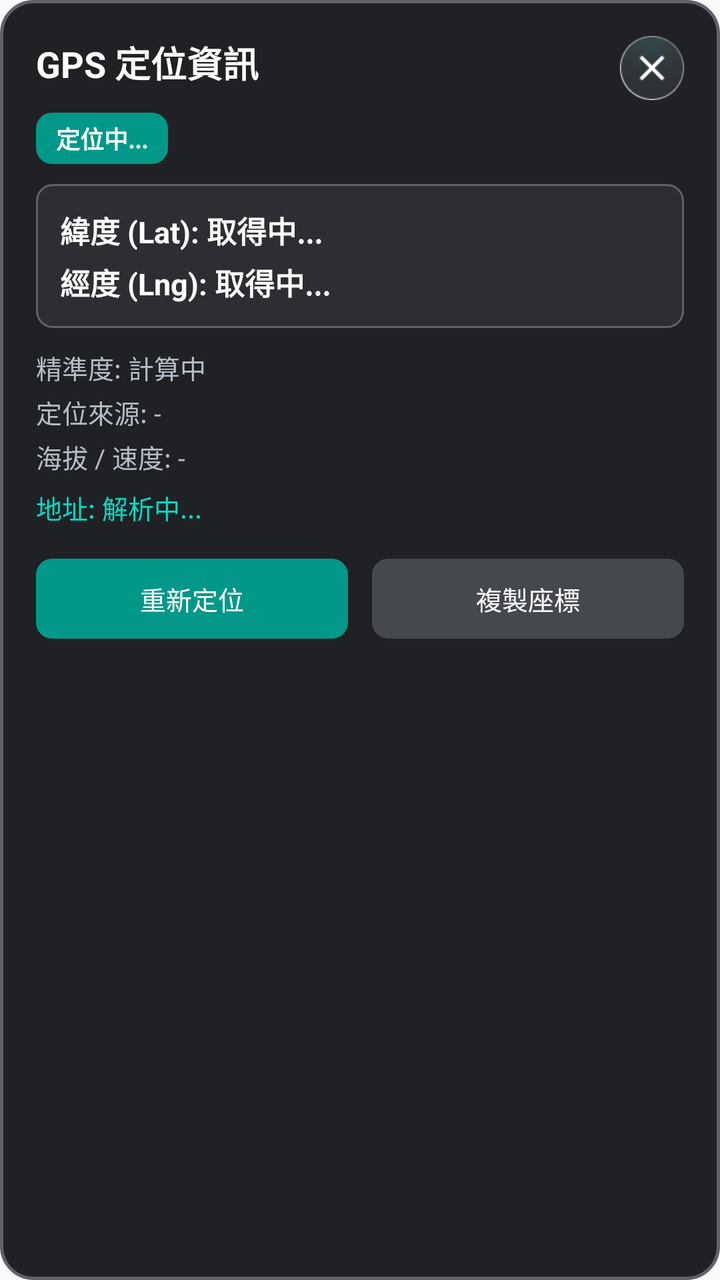
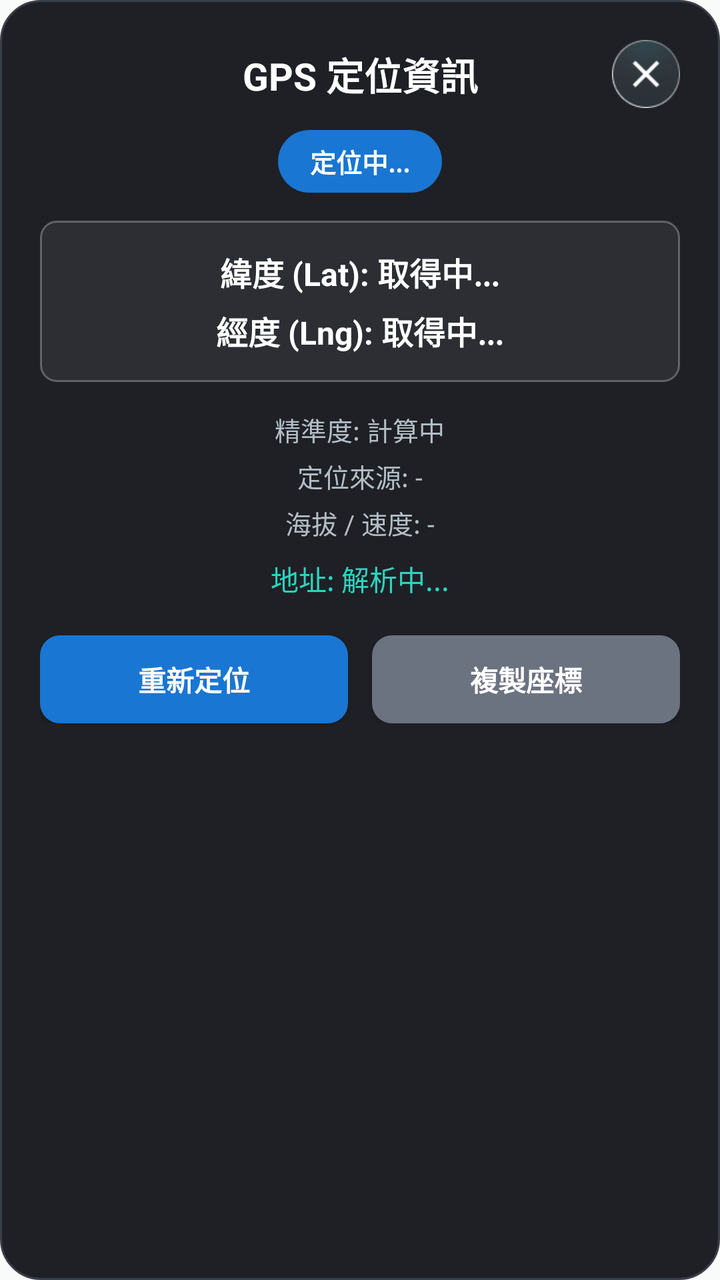

Compare the two renders of this Android layout. The source of the first and the diff that turns it into the second are given below.
<!-- AndroidManifest.xml: application theme AppTheme -->
<!-- res/layout/popup_window_gps_info.xml -->
<?xml version="1.0" encoding="utf-8"?>
<androidx.constraintlayout.widget.ConstraintLayout xmlns:android="http://schemas.android.com/apk/res/android"
    xmlns:app="http://schemas.android.com/apk/res-auto"
    android:layout_width="330dp"
    android:layout_height="wrap_content"
    android:background="@drawable/bg_popup_dialog"
    android:padding="18dp">

    
    <TextView
        android:id="@+id/tvGpsTitle"
        android:layout_width="0dp"
        android:layout_height="wrap_content"
        android:text="GPS 定位資訊"
        android:textColor="@color/white"
        android:textSize="18sp"
        android:textStyle="bold"
        app:layout_constraintEnd_toStartOf="@+id/imgClosed"
        app:layout_constraintStart_toStartOf="parent"
        app:layout_constraintTop_toTopOf="parent" />

    
    <ImageButton
        android:id="@+id/imgClosed"
        android:layout_width="32dp"
        android:layout_height="32dp"
        android:background="@drawable/btn_closed_defaul_xml"
        android:contentDescription="關閉"
        app:layout_constraintEnd_toEndOf="parent"
        app:layout_constraintTop_toTopOf="parent" />

    
    <TextView
        android:id="@+id/tvGpsStatus"
        android:layout_width="wrap_content"
        android:layout_height="wrap_content"
        android:layout_marginTop="12dp"
        android:background="@drawable/bg_btn_primary"
        android:paddingHorizontal="10dp"
        android:paddingVertical="4dp"
        android:text="定位中..."
        android:textColor="@color/white"
        android:textSize="12sp"
        android:textStyle="bold"
        app:layout_constraintStart_toStartOf="parent"
        app:layout_constraintTop_toBottomOf="@+id/tvGpsTitle" />

    
    <LinearLayout
        android:id="@+id/llCoordinates"
        android:layout_width="match_parent"
        android:layout_height="wrap_content"
        android:layout_marginTop="10dp"
        android:background="@drawable/bg_edit_text"
        android:orientation="vertical"
        android:padding="12dp"
        app:layout_constraintStart_toStartOf="parent"
        app:layout_constraintTop_toBottomOf="@+id/tvGpsStatus">

        <TextView
            android:id="@+id/tvLatitude"
            android:layout_width="wrap_content"
            android:layout_height="wrap_content"
            android:text="緯度 (Lat): 取得中..."
            android:textColor="@color/white"
            android:textSize="15sp"
            android:textStyle="bold" />

        <TextView
            android:id="@+id/tvLongitude"
            android:layout_width="wrap_content"
            android:layout_height="wrap_content"
            android:layout_marginTop="4dp"
            android:text="經度 (Lng): 取得中..."
            android:textColor="@color/white"
            android:textSize="15sp"
            android:textStyle="bold" />
    </LinearLayout>

    
    <LinearLayout
        android:id="@+id/llDetails"
        android:layout_width="match_parent"
        android:layout_height="wrap_content"
        android:layout_marginTop="10dp"
        android:orientation="vertical"
        app:layout_constraintStart_toStartOf="parent"
        app:layout_constraintTop_toBottomOf="@+id/llCoordinates">

        <TextView
            android:id="@+id/tvAccuracy"
            android:layout_width="wrap_content"
            android:layout_height="wrap_content"
            android:text="精準度: 計算中"
            android:textColor="#B4BEC7"
            android:textSize="13sp" />

        <TextView
            android:id="@+id/tvProvider"
            android:layout_width="wrap_content"
            android:layout_height="wrap_content"
            android:layout_marginTop="3dp"
            android:text="定位來源: -"
            android:textColor="#B4BEC7"
            android:textSize="13sp" />

        <TextView
            android:id="@+id/tvAltitudeSpeed"
            android:layout_width="wrap_content"
            android:layout_height="wrap_content"
            android:layout_marginTop="3dp"
            android:text="海拔 / 速度: -"
            android:textColor="#B4BEC7"
            android:textSize="13sp" />

        <TextView
            android:id="@+id/tvAddress"
            android:layout_width="match_parent"
            android:layout_height="wrap_content"
            android:layout_marginTop="6dp"
            android:lineSpacingExtra="2dp"
            android:text="地址: 解析中..."
            android:textColor="#03DAC5"
            android:textSize="13sp" />
    </LinearLayout>

    
    <LinearLayout
        android:id="@+id/llGpsButtons"
        android:layout_width="match_parent"
        android:layout_height="wrap_content"
        android:layout_marginTop="16dp"
        android:orientation="horizontal"
        app:layout_constraintStart_toStartOf="parent"
        app:layout_constraintTop_toBottomOf="@+id/llDetails">

        <Button
            android:id="@+id/btnRefreshGps"
            android:layout_width="0dp"
            android:layout_height="40dp"
            android:layout_marginEnd="6dp"
            android:layout_weight="1"
            android:background="@drawable/bg_btn_primary"
            android:text="重新定位"
            android:textColor="@color/white"
            android:textSize="13sp" />

        <Button
            android:id="@+id/btnCopyCoordinates"
            android:layout_width="0dp"
            android:layout_height="40dp"
            android:layout_marginStart="6dp"
            android:layout_weight="1"
            android:background="@drawable/bg_btn_cancel"
            android:text="複製座標"
            android:textColor="@color/white"
            android:textSize="13sp" />
    </LinearLayout>

</androidx.constraintlayout.widget.ConstraintLayout>
<!-- resources referenced by this layout -->
<resources>
  <color name="white">#FFFFFFFF</color>
  <!-- drawable bg_btn_cancel (drawable) -->
  <?xml version="1.0" encoding="utf-8"?>
  <shape xmlns:android="http://schemas.android.com/apk/res/android"
      android:shape="rectangle">
      <solid android:color="#45494E" />
      <corners android:radius="8dp" />
  </shape>
  <!-- drawable bg_btn_primary (drawable) -->
  <?xml version="1.0" encoding="utf-8"?>
  <shape xmlns:android="http://schemas.android.com/apk/res/android"
      android:shape="rectangle">
      <solid android:color="#019889" />
      <corners android:radius="8dp" />
  </shape>
  <!-- drawable bg_edit_text (drawable) -->
  <?xml version="1.0" encoding="utf-8"?>
  <shape xmlns:android="http://schemas.android.com/apk/res/android"
      android:shape="rectangle">
      <solid android:color="#2C2E33" />
      <stroke
          android:width="1dp"
          android:color="#5F6368" />
      <corners android:radius="8dp" />
  </shape>
  <!-- drawable bg_popup_dialog (drawable) -->
  <?xml version="1.0" encoding="utf-8"?>
  <shape xmlns:android="http://schemas.android.com/apk/res/android"
      android:shape="rectangle">
      <solid android:color="#202124" />
      <stroke
          android:width="1.5dp"
          android:color="#5F6368" />
      <corners android:radius="16dp" />
  </shape>
  <!-- drawable btn_closed_defaul_xml (drawable-hdpi) -->
  <?xml version="1.0" encoding="utf-8"?>
  <selector xmlns:android="http://schemas.android.com/apk/res/android">
  
      <item
          android:drawable="@drawable/btn_closed_default"
          android:state_enabled="true"
          android:state_pressed="false" />
  
      <item
          android:drawable="@drawable/btn_closed_default1"
          android:state_enabled="true"
          android:state_pressed="true" />
  
  
  </selector>
  <style name="AppTheme" parent="Theme.AppCompat.Light.DarkActionBar">
          
          <item name="colorPrimary">@color/colorPrimary</item>
          <item name="colorPrimaryDark">@color/colorPrimaryDark</item>
          <item name="colorAccent">@color/colorAccent</item>
          <item name="windowActionBar">false</item>
          <item name="windowNoTitle">true</item>
  
      </style>
  <!-- drawable btn_closed_default: png bitmap (drawable-hdpi, 6855 bytes) -->
  <!-- drawable btn_closed_default1: png bitmap (drawable-hdpi, 2458 bytes) -->
  <color name="colorPrimary">#6200EE</color>
  <color name="colorPrimaryDark">#3700B3</color>
  <color name="colorAccent">#03DAC5</color>
</resources>

<!-- the commit's change to res/layout/popup_window_gps_info.xml (unified diff, before → after) -->
@@ -4,26 +4,28 @@
     android:layout_width="330dp"
     android:layout_height="wrap_content"
     android:background="@drawable/bg_popup_dialog"
-    android:padding="18dp">
+    android:padding="20dp">
 
     
     <TextView
         android:id="@+id/tvGpsTitle"
         android:layout_width="0dp"
         android:layout_height="wrap_content"
+        android:gravity="center"
         android:text="GPS 定位資訊"
         android:textColor="@color/white"
-        android:textSize="18sp"
+        android:textSize="19sp"
         android:textStyle="bold"
-        app:layout_constraintEnd_toStartOf="@+id/imgClosed"
+        app:layout_constraintBottom_toBottomOf="@+id/imgClosed"
+        app:layout_constraintEnd_toEndOf="parent"
         app:layout_constraintStart_toStartOf="parent"
-        app:layout_constraintTop_toTopOf="parent" />
+        app:layout_constraintTop_toTopOf="@+id/imgClosed" />
 
     
     <ImageButton
         android:id="@+id/imgClosed"
-        android:layout_width="32dp"
-        android:layout_height="32dp"
+        android:layout_width="34dp"
+        android:layout_height="34dp"
         android:background="@drawable/btn_closed_defaul_xml"
         android:contentDescription="關閉"
         app:layout_constraintEnd_toEndOf="parent"
@@ -34,14 +36,15 @@
         android:id="@+id/tvGpsStatus"
         android:layout_width="wrap_content"
         android:layout_height="wrap_content"
-        android:layout_marginTop="12dp"
-        android:background="@drawable/bg_btn_primary"
-        android:paddingHorizontal="10dp"
-        android:paddingVertical="4dp"
+        android:layout_marginTop="14dp"
+        android:background="@drawable/bg_gps_status_pill"
+        android:paddingHorizontal="16dp"
+        android:paddingVertical="6dp"
         android:text="定位中..."
         android:textColor="@color/white"
-        android:textSize="12sp"
+        android:textSize="13sp"
         android:textStyle="bold"
+        app:layout_constraintEnd_toEndOf="parent"
         app:layout_constraintStart_toStartOf="parent"
         app:layout_constraintTop_toBottomOf="@+id/tvGpsTitle" />
 
@@ -50,10 +53,12 @@
         android:id="@+id/llCoordinates"
         android:layout_width="match_parent"
         android:layout_height="wrap_content"
-        android:layout_marginTop="10dp"
+        android:layout_marginTop="14dp"
         android:background="@drawable/bg_edit_text"
+        android:gravity="center"
         android:orientation="vertical"
-        android:padding="12dp"
+        android:padding="14dp"
+        app:layout_constraintEnd_toEndOf="parent"
         app:layout_constraintStart_toStartOf="parent"
         app:layout_constraintTop_toBottomOf="@+id/tvGpsStatus">
 
@@ -61,19 +66,21 @@
             android:id="@+id/tvLatitude"
             android:layout_width="wrap_content"
             android:layout_height="wrap_content"
+            android:gravity="center"
             android:text="緯度 (Lat): 取得中..."
             android:textColor="@color/white"
-            android:textSize="15sp"
+            android:textSize="16sp"
             android:textStyle="bold" />
 
         <TextView
             android:id="@+id/tvLongitude"
             android:layout_width="wrap_content"
             android:layout_height="wrap_content"
-            android:layout_marginTop="4dp"
+            android:layout_marginTop="6dp"
+            android:gravity="center"
             android:text="經度 (Lng): 取得中..."
             android:textColor="@color/white"
-            android:textSize="15sp"
+            android:textSize="16sp"
             android:textStyle="bold" />
     </LinearLayout>
 
@@ -82,8 +89,10 @@
         android:id="@+id/llDetails"
         android:layout_width="match_parent"
         android:layout_height="wrap_content"
-        android:layout_marginTop="10dp"
+        android:layout_marginTop="14dp"
+        android:gravity="center_horizontal"
         android:orientation="vertical"
+        app:layout_constraintEnd_toEndOf="parent"
         app:layout_constraintStart_toStartOf="parent"
         app:layout_constraintTop_toBottomOf="@+id/llCoordinates">
 
@@ -91,6 +100,7 @@
             android:id="@+id/tvAccuracy"
             android:layout_width="wrap_content"
             android:layout_height="wrap_content"
+            android:gravity="center"
             android:text="精準度: 計算中"
             android:textColor="#B4BEC7"
             android:textSize="13sp" />
@@ -99,7 +109,8 @@
             android:id="@+id/tvProvider"
             android:layout_width="wrap_content"
             android:layout_height="wrap_content"
-            android:layout_marginTop="3dp"
+            android:layout_marginTop="4dp"
+            android:gravity="center"
             android:text="定位來源: -"
             android:textColor="#B4BEC7"
             android:textSize="13sp" />
@@ -108,7 +119,8 @@
             android:id="@+id/tvAltitudeSpeed"
             android:layout_width="wrap_content"
             android:layout_height="wrap_content"
-            android:layout_marginTop="3dp"
+            android:layout_marginTop="4dp"
+            android:gravity="center"
             android:text="海拔 / 速度: -"
             android:textColor="#B4BEC7"
             android:textSize="13sp" />
@@ -117,11 +129,12 @@
             android:id="@+id/tvAddress"
             android:layout_width="match_parent"
             android:layout_height="wrap_content"
-            android:layout_marginTop="6dp"
+            android:layout_marginTop="8dp"
+            android:gravity="center"
             android:lineSpacingExtra="2dp"
             android:text="地址: 解析中..."
-            android:textColor="#03DAC5"
-            android:textSize="13sp" />
+            android:textColor="#2DD4BF"
+            android:textSize="14sp" />
     </LinearLayout>
 
     
@@ -129,32 +142,35 @@
         android:id="@+id/llGpsButtons"
         android:layout_width="match_parent"
         android:layout_height="wrap_content"
-        android:layout_marginTop="16dp"
+        android:layout_marginTop="18dp"
         android:orientation="horizontal"
+        app:layout_constraintEnd_toEndOf="parent"
         app:layout_constraintStart_toStartOf="parent"
         app:layout_constraintTop_toBottomOf="@+id/llDetails">
 
-        <Button
+        <androidx.appcompat.widget.AppCompatButton
             android:id="@+id/btnRefreshGps"
             android:layout_width="0dp"
-            android:layout_height="40dp"
+            android:layout_height="44dp"
             android:layout_marginEnd="6dp"
             android:layout_weight="1"
-            android:background="@drawable/bg_btn_primary"
+            android:background="@drawable/bg_btn_blue_rounded"
             android:text="重新定位"
             android:textColor="@color/white"
-            android:textSize="13sp" />
+            android:textSize="14sp"
+            android:textStyle="bold" />
 
-        <Button
+        <androidx.appcompat.widget.AppCompatButton
             android:id="@+id/btnCopyCoordinates"
             android:layout_width="0dp"
-            android:layout_height="40dp"
+            android:layout_height="44dp"
             android:layout_marginStart="6dp"
             android:layout_weight="1"
-            android:background="@drawable/bg_btn_cancel"
+            android:background="@drawable/bg_btn_gray_rounded"
             android:text="複製座標"
             android:textColor="@color/white"
-            android:textSize="13sp" />
+            android:textSize="14sp"
+            android:textStyle="bold" />
     </LinearLayout>
 
 </androidx.constraintlayout.widget.ConstraintLayout>
<!-- resource entries referenced after the edit -->
@@ -1,19 +1,19 @@
 <!-- resources referenced by this layout -->
 <resources>
   <color name="white">#FFFFFFFF</color>
-  <!-- drawable bg_btn_cancel (drawable) -->
+  <!-- drawable bg_btn_blue_rounded (drawable) -->
   <?xml version="1.0" encoding="utf-8"?>
   <shape xmlns:android="http://schemas.android.com/apk/res/android"
       android:shape="rectangle">
-      <solid android:color="#45494E" />
-      <corners android:radius="8dp" />
+      <solid android:color="#1976D2" />
+      <corners android:radius="10dp" />
   </shape>
-  <!-- drawable bg_btn_primary (drawable) -->
+  <!-- drawable bg_btn_gray_rounded (drawable) -->
   <?xml version="1.0" encoding="utf-8"?>
   <shape xmlns:android="http://schemas.android.com/apk/res/android"
       android:shape="rectangle">
-      <solid android:color="#019889" />
-      <corners android:radius="8dp" />
+      <solid android:color="#6B7280" />
+      <corners android:radius="10dp" />
   </shape>
   <!-- drawable bg_edit_text (drawable) -->
   <?xml version="1.0" encoding="utf-8"?>
@@ -25,15 +25,22 @@
           android:color="#5F6368" />
       <corners android:radius="8dp" />
   </shape>
+  <!-- drawable bg_gps_status_pill (drawable) -->
+  <?xml version="1.0" encoding="utf-8"?>
+  <shape xmlns:android="http://schemas.android.com/apk/res/android"
+      android:shape="rectangle">
+      <solid android:color="#1976D2" />
+      <corners android:radius="20dp" />
+  </shape>
   <!-- drawable bg_popup_dialog (drawable) -->
   <?xml version="1.0" encoding="utf-8"?>
   <shape xmlns:android="http://schemas.android.com/apk/res/android"
       android:shape="rectangle">
-      <solid android:color="#202124" />
+      <solid android:color="#1E2025" />
       <stroke
-          android:width="1.5dp"
-          android:color="#5F6368" />
-      <corners android:radius="16dp" />
+          android:width="1dp"
+          android:color="#3A3E47" />
+      <corners android:radius="20dp" />
   </shape>
   <!-- drawable btn_closed_defaul_xml (drawable-hdpi) -->
   <?xml version="1.0" encoding="utf-8"?>
